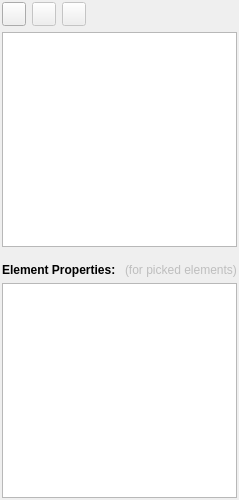
This is Gui/DataView/MshTabWidgetBase.ui in ufz/ogs as Qt 5 draws it before an edit. The edited form follows.
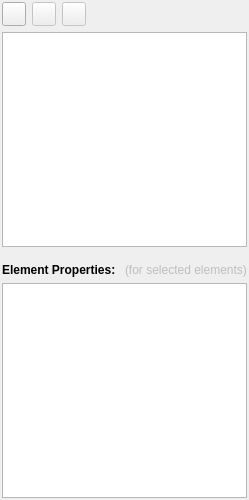
This is the edited form. Icons and pictures are not drawn. Custom widgets are drawn as their Qt base class.

Commit message: fixed issue with string conversion for shapefile-names

```diff
--- a/Gui/DataView/MshTabWidgetBase.ui
+++ b/Gui/DataView/MshTabWidgetBase.ui
@@ -163,7 +163,7 @@
         <bool>false</bool>
        </property>
        <property name="text">
-        <string>(for picked elements)</string>
+        <string>(for selected elements)</string>
        </property>
       </widget>
      </item>
```
The commit also changes 1 other file.
